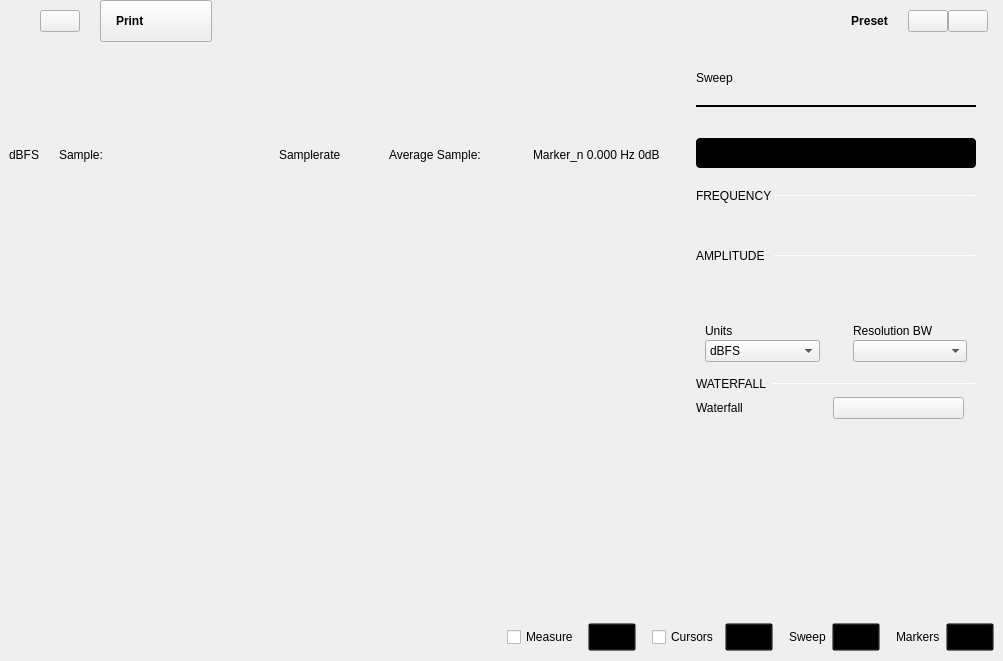
analogdevicesinc/scopy, file plugins/m2k/ui/spectrum_analyzer.ui: the form before one commit.
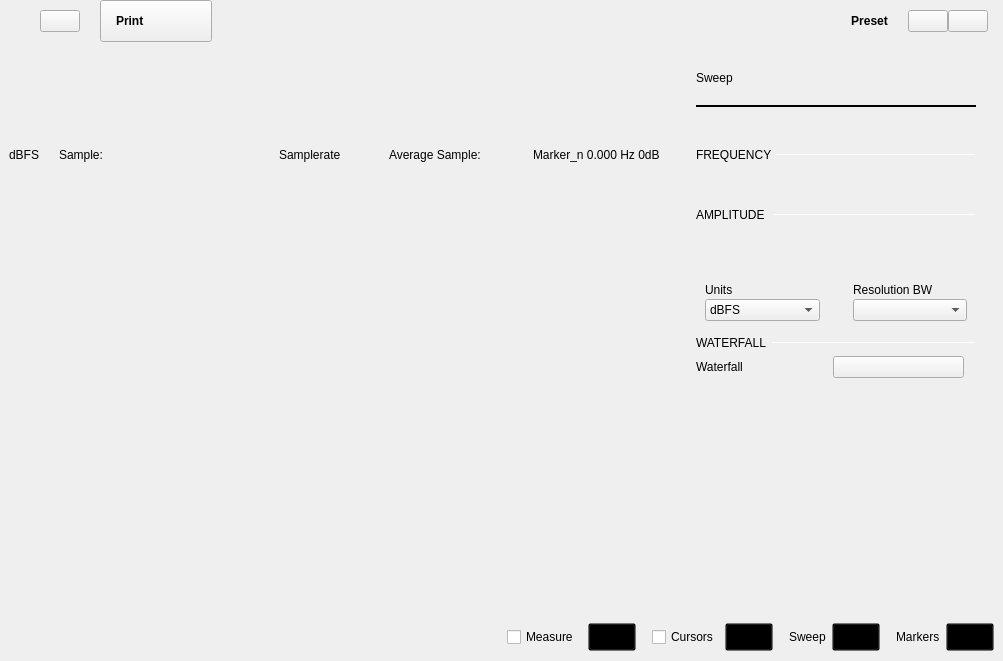
The form after the commit. Icons and pictures are not drawn. Custom widgets are drawn as their Qt base class.

Diff of the .ui file:
```diff
--- a/plugins/m2k/ui/spectrum_analyzer.ui
+++ b/plugins/m2k/ui/spectrum_analyzer.ui
@@ -1042,7 +1042,7 @@
                     <x>0</x>
                     <y>0</y>
                     <width>298</width>
-                    <height>523</height>
+                    <height>545</height>
                    </rect>
                   </property>
                   <property name="sizePolicy">
@@ -1110,31 +1110,12 @@
                      </property>
                     </widget>
                    </item>
-                   <item>
-                    <spacer name="verticalSpacer_10">
-                     <property name="orientation">
-                      <enum>Qt::Vertical</enum>
-                     </property>
-                     <property name="sizeType">
-                      <enum>QSizePolicy::Fixed</enum>
-                     </property>
-                     <property name="sizeHint" stdset="0">
-                      <size>
-                       <width>20</width>
-                       <height>25</height>
-                      </size>
-                     </property>
-                    </spacer>
-                   </item>
                    <item>
                     <widget class="scopy::CustomSwitch" name="logBtn">
                      <property name="styleSheet">
                       <string notr="true">QPushButton {
-min-height: 30px;
-max-height: 30px;
 min-width: 280px;
 max-width: 280px;
-background-color: black;
 border-radius: 4px;
 }
 
@@ -1143,8 +1124,6 @@
 }
 
 QWidget#handle {
-min-height: 30px;
-max-height: 30px;
 min-width: 142px;
 max-width: 142px;
 background-color: #4a64ff;
@@ -1163,13 +1142,10 @@
 
 QLabel#on {
 margin-top: 0px;
-min-height:30px;
-max-height:30px;
 min-width:140px;
 max-width:140px;
 qproperty-alignment: AlignCenter AlignCenter;
 margin-left: 0px;
-color: white;
 }
 
 QLabel#on:disabled {
@@ -1178,12 +1154,9 @@
 
 QLabel#off {
 margin-top: 0px;
-min-height:30px;
-max-height:30px;
 min-width:140px;
 max-width:140px;
 margin-left: 140px;
-color: white;
 qproperty-alignment: AlignCenter AlignCenter;
 }
 
```
Left out of the diff: 139 changed lines with no effect on the pictures.
